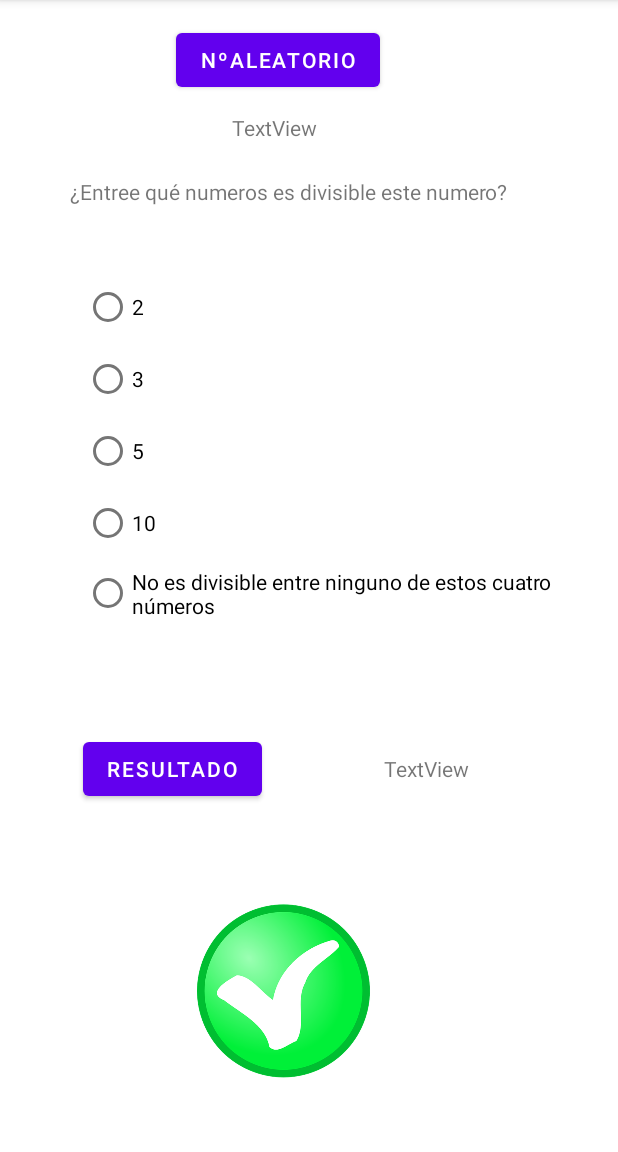
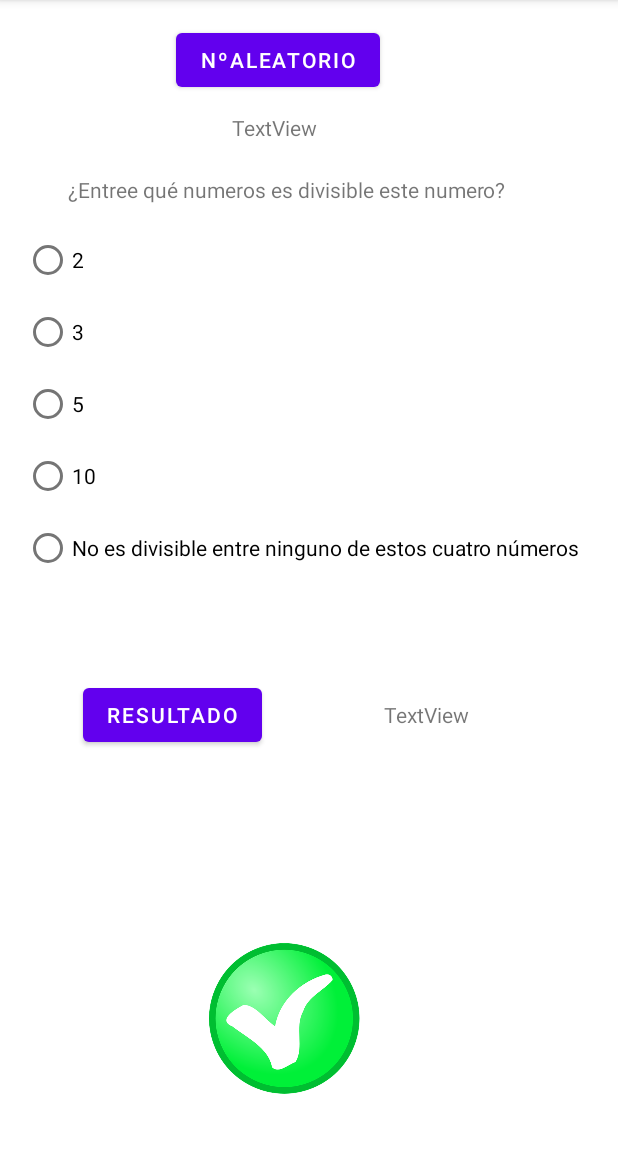
Before and after one commit to Enriquegpb/JuegoMatematico, an Android app: the screen it shows after launch (MainActivity), on a phone screen of 412 x 824 dp, the part 84-1236 px from its top. Run offline under Robolectric (Android 15) with nearby library versions, the phone set to English and light mode, and no system bars.

Commit message:
Prueba nok

```diff
--- a/app/src/main/res/layout/activity_main.xml
+++ b/app/src/main/res/layout/activity_main.xml
@@ -12,9 +12,7 @@
         android:layout_height="wrap_content"
         android:layout_marginStart="117dp"
         android:layout_marginTop="16dp"
-        android:layout_marginBottom="525dp"
         android:text="NºAleatorio"
-        app:layout_constraintBottom_toTopOf="@+id/imageView"
         app:layout_constraintStart_toStartOf="parent"
         app:layout_constraintTop_toTopOf="parent" />
 
@@ -32,11 +30,11 @@
         android:id="@+id/tvr"
         android:layout_width="wrap_content"
         android:layout_height="wrap_content"
+        android:layout_marginTop="77dp"
         android:layout_marginEnd="99dp"
-        android:layout_marginBottom="246dp"
         android:text="TextView"
-        app:layout_constraintBottom_toBottomOf="parent"
-        app:layout_constraintEnd_toEndOf="parent" />
+        app:layout_constraintEnd_toEndOf="parent"
+        app:layout_constraintTop_toBottomOf="@+id/rd5" />
 
     <Button
         android:id="@+id/btnresultado"
@@ -51,65 +49,67 @@
         android:id="@+id/pregunta"
         android:layout_width="wrap_content"
         android:layout_height="wrap_content"
-        android:layout_marginStart="45dp"
-        android:layout_marginTop="23dp"
-        android:layout_marginEnd="42dp"
+        android:layout_marginStart="29dp"
+        android:layout_marginBottom="13dp"
         android:text="¿Entree qué numeros es divisible este numero?"
-        app:layout_constraintEnd_toEndOf="@+id/radioGroup"
-        app:layout_constraintStart_toStartOf="parent"
-        app:layout_constraintTop_toBottomOf="@+id/tv" />
+        app:layout_constraintBottom_toTopOf="@+id/rd1"
+        app:layout_constraintStart_toStartOf="@+id/rd1" />
 
-    <RadioGroup
-        android:id="@+id/radioGroup"
-        android:layout_width="326dp"
-        android:layout_height="238dp"
-        android:layout_marginTop="87dp"
-        android:layout_marginEnd="30dp"
-        android:layout_marginBottom="85dp"
-        app:layout_constraintBottom_toBottomOf="@+id/tvr"
-        app:layout_constraintEnd_toEndOf="parent"
-        app:layout_constraintTop_toTopOf="@+id/tv">
 
     <RadioButton
         android:id="@+id/rd1"
-            android:layout_width="match_parent"
+        android:layout_width="0dp"
         android:layout_height="wrap_content"
-            android:text="2" />
+        android:layout_marginTop="149dp"
+        android:text="2"
+        app:layout_constraintEnd_toEndOf="@+id/rd2"
+        app:layout_constraintStart_toStartOf="@+id/rd2"
+        app:layout_constraintTop_toTopOf="parent" />
 
     <RadioButton
         android:id="@+id/rd2"
-            android:layout_width="match_parent"
+        android:layout_width="0dp"
         android:layout_height="wrap_content"
-            android:text="3" />
+        android:text="3"
+        app:layout_constraintEnd_toEndOf="@+id/rd3"
+        app:layout_constraintStart_toStartOf="@+id/rd3"
+        app:layout_constraintTop_toBottomOf="@+id/rd1" />
 
     <RadioButton
         android:id="@+id/rd3"
-            android:layout_width="match_parent"
+        android:layout_width="0dp"
         android:layout_height="wrap_content"
-            android:text="5" />
+        android:text="5"
+        app:layout_constraintEnd_toEndOf="@+id/rd4"
+        app:layout_constraintStart_toStartOf="@+id/rd4"
+        app:layout_constraintTop_toBottomOf="@+id/rd2" />
 
     <RadioButton
         android:id="@+id/rd4"
-            android:layout_width="match_parent"
+        android:layout_width="0dp"
         android:layout_height="wrap_content"
-            android:text="10" />
+        android:text="10"
+        app:layout_constraintEnd_toEndOf="@+id/rd5"
+        app:layout_constraintStart_toStartOf="@+id/rd5"
+        app:layout_constraintTop_toBottomOf="@+id/rd3" />
 
     <RadioButton
         android:id="@+id/rd5"
-            android:layout_width="match_parent"
+        android:layout_width="0dp"
         android:layout_height="wrap_content"
-            android:text="No es divisible entre ninguno de estos cuatro números" />
-    </RadioGroup>
+        android:layout_marginStart="16dp"
+        android:text="No es divisible entre ninguno de estos cuatro números"
+        app:layout_constraintStart_toStartOf="parent"
+        app:layout_constraintTop_toBottomOf="@+id/rd4" />
 
     <ImageView
         android:id="@+id/imageView"
         android:layout_width="123dp"
-        android:layout_height="0dp"
+        android:layout_height="106dp"
         android:layout_marginStart="131dp"
         android:layout_marginBottom="36dp"
         app:layout_constraintBottom_toBottomOf="parent"
         app:layout_constraintStart_toStartOf="parent"
-        app:layout_constraintTop_toBottomOf="@+id/btnrandom"
         app:srcCompat="@drawable/ok" />
 
 </androidx.constraintlayout.widget.ConstraintLayout>
```
Also changed, not shown: app/src/main/java/com/enrique/juegomatemtico/MainActivity.java (+8 -36 lines). Lines whose indentation alone changed are shown as unchanged.
